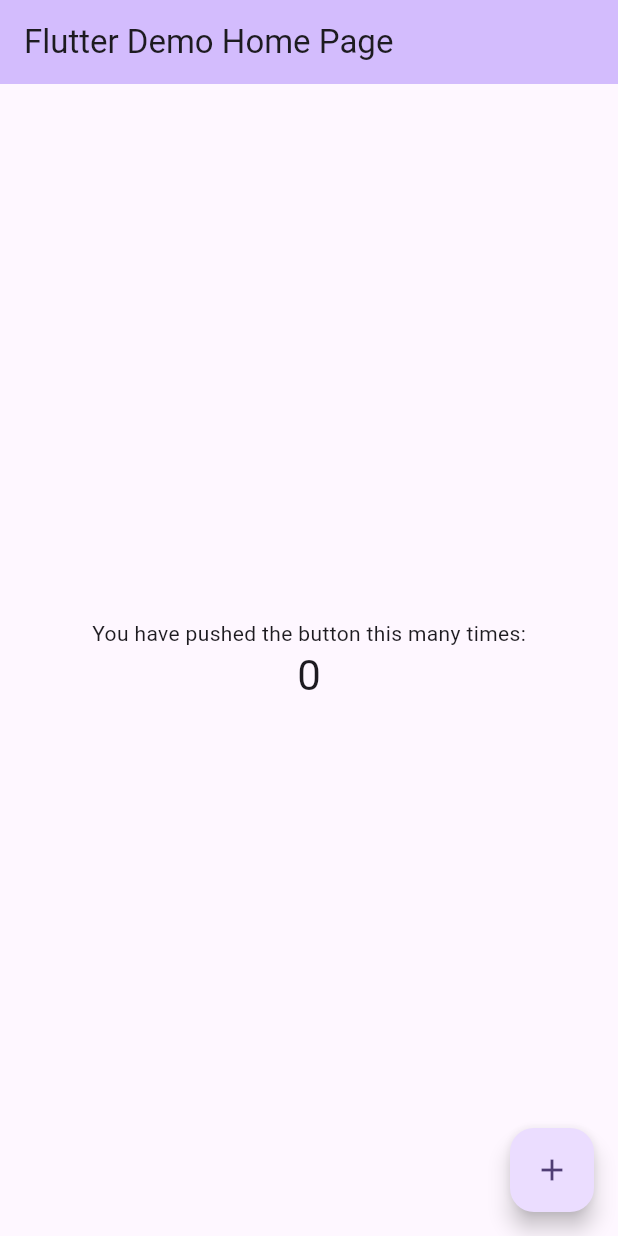
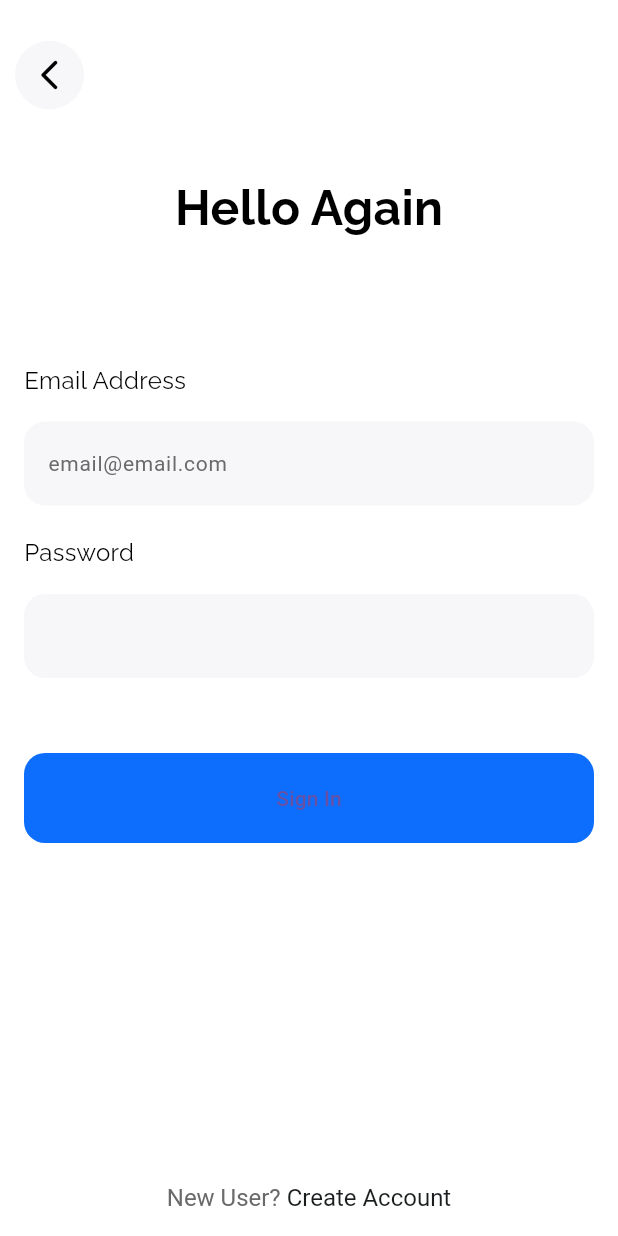
Before and after one commit to Saybuh/CatCare, a Flutter app: the screen it shows after launch, on a phone screen of 412 x 824 dp. Run offline on Flutter 3.47's test engine with Material 3 defaults, Android fonts, the phone set to English and light mode, and no system bars; our stand-ins replace cloud_firestore, firebase_auth, firebase_core, fluttertoast, google_fonts; accounts and stored records are empty.

Commit message:
login and sign up pages

```diff
--- a/catcare_flutter2/lib/main.dart
+++ b/catcare_flutter2/lib/main.dart
@@ -1,125 +1,29 @@
+import 'package:catcare_flutter2/firebase_options.dart';
+import 'package:catcare_flutter2/pages/login/login.dart';
+import 'package:catcare_flutter2/pages/signup/signup.dart';
+import 'package:firebase_core/firebase_core.dart';
 import 'package:flutter/material.dart';
+import 'package:cloud_firestore/cloud_firestore.dart';
 
-void main() {
-  runApp(const MyApp());
+Future<void> main() async {
+  WidgetsFlutterBinding.ensureInitialized();
+
+  await Firebase.initializeApp(options: DefaultFirebaseOptions.currentPlatform);
+  runApp(MyApp());
 }
 
 class MyApp extends StatelessWidget {
   const MyApp({super.key});
 
-  // This widget is the root of your application.
+  // ignore: empty_constructor_bodies
   @override
   Widget build(BuildContext context) {
     return MaterialApp(
-      title: 'Flutter Demo',
+      title: 'CatCare',
       theme: ThemeData(
-        // This is the theme of your application.
-        //
-        // TRY THIS: Try running your application with "flutter run". You'll see
-        // the application has a purple toolbar. Then, without quitting the app,
-        // try changing the seedColor in the colorScheme below to Colors.green
-        // and then invoke "hot reload" (save your changes or press the "hot
-        // reload" button in a Flutter-supported IDE, or press "r" if you used
-        // the command line to start the app).
-        //
-        // Notice that the counter didn't reset back to zero; the application
-        // state is not lost during the reload. To reset the state, use hot
-        // restart instead.
-        //
-        // This works for code too, not just values: Most code changes can be
-        // tested with just a hot reload.
-        colorScheme: ColorScheme.fromSeed(seedColor: Colors.deepPurple),
-        useMaterial3: true,
+        primarySwatch: Colors.blue,
       ),
-      home: const MyHomePage(title: 'Flutter Demo Home Page'),
+      home: Login(),
     );
   }
 }
-
-class MyHomePage extends StatefulWidget {
-  const MyHomePage({super.key, required this.title});
-
-  // This widget is the home page of your application. It is stateful, meaning
-  // that it has a State object (defined below) that contains fields that affect
-  // how it looks.
-
-  // This class is the configuration for the state. It holds the values (in this
-  // case the title) provided by the parent (in this case the App widget) and
-  // used by the build method of the State. Fields in a Widget subclass are
-  // always marked "final".
-
-  final String title;
-
-  @override
-  State<MyHomePage> createState() => _MyHomePageState();
-}
-
-class _MyHomePageState extends State<MyHomePage> {
-  int _counter = 0;
-
-  void _incrementCounter() {
-    setState(() {
-      // This call to setState tells the Flutter framework that something has
-      // changed in this State, which causes it to rerun the build method below
-      // so that the display can reflect the updated values. If we changed
-      // _counter without calling setState(), then the build method would not be
-      // called again, and so nothing would appear to happen.
-      _counter++;
-    });
-  }
-
-  @override
-  Widget build(BuildContext context) {
-    // This method is rerun every time setState is called, for instance as done
-    // by the _incrementCounter method above.
-    //
-    // The Flutter framework has been optimized to make rerunning build methods
-    // fast, so that you can just rebuild anything that needs updating rather
-    // than having to individually change instances of widgets.
-    return Scaffold(
-      appBar: AppBar(
-        // TRY THIS: Try changing the color here to a specific color (to
-        // Colors.amber, perhaps?) and trigger a hot reload to see the AppBar
-        // change color while the other colors stay the same.
-        backgroundColor: Theme.of(context).colorScheme.inversePrimary,
-        // Here we take the value from the MyHomePage object that was created by
-        // the App.build method, and use it to set our appbar title.
-        title: Text(widget.title),
-      ),
-      body: Center(
-        // Center is a layout widget. It takes a single child and positions it
-        // in the middle of the parent.
-        child: Column(
-          // Column is also a layout widget. It takes a list of children and
-          // arranges them vertically. By default, it sizes itself to fit its
-          // children horizontally, and tries to be as tall as its parent.
-          //
-          // Column has various properties to control how it sizes itself and
-          // how it positions its children. Here we use mainAxisAlignment to
-          // center the children vertically; the main axis here is the vertical
-          // axis because Columns are vertical (the cross axis would be
-          // horizontal).
-          //
-          // TRY THIS: Invoke "debug painting" (choose the "Toggle Debug Paint"
-          // action in the IDE, or press "p" in the console), to see the
-          // wireframe for each widget.
-          mainAxisAlignment: MainAxisAlignment.center,
-          children: <Widget>[
-            const Text(
-              'You have pushed the button this many times:',
-            ),
-            Text(
-              '$_counter',
-              style: Theme.of(context).textTheme.headlineMedium,
-            ),
-          ],
-        ),
-      ),
-      floatingActionButton: FloatingActionButton(
-        onPressed: _incrementCounter,
-        tooltip: 'Increment',
-        child: const Icon(Icons.add),
-      ), // This trailing comma makes auto-formatting nicer for build methods.
-    );
-  }
-}
--- /dev/null
+++ b/catcare_flutter2/lib/pages/login/login.dart
@@ -0,0 +1,188 @@
+import 'package:catcare_flutter2/pages/signup/signup.dart';
+import 'package:catcare_flutter2/services/auth_service.dart';
+import 'package:flutter/gestures.dart';
+import 'package:flutter/material.dart';
+import 'package:google_fonts/google_fonts.dart';
+
+class Login extends StatelessWidget {
+  Login({super.key});
+
+  final TextEditingController _emailController = TextEditingController();
+  final TextEditingController _passwordController = TextEditingController();
+
+  @override
+  Widget build(BuildContext context) {
+    return Scaffold(
+      backgroundColor: Colors.white,
+      resizeToAvoidBottomInset: true,
+      bottomNavigationBar: _signup(context),
+      appBar: AppBar(
+        backgroundColor: Colors.transparent,
+        elevation: 0,
+        toolbarHeight: 100,
+        leading: GestureDetector(
+          onTap: () {
+            Navigator.pop(context);
+          },
+          child: Container(
+            margin: const EdgeInsets.only(left: 10),
+            decoration: const BoxDecoration(
+                color: Color(0xffF7F7F9), shape: BoxShape.circle),
+            child: const Center(
+              child: Icon(
+                Icons.arrow_back_ios_new_rounded,
+                color: Colors.black,
+              ),
+            ),
+          ),
+        ),
+      ),
+      body: SafeArea(
+        child: SingleChildScrollView(
+          padding: const EdgeInsets.symmetric(horizontal: 16, vertical: 16),
+          child: Column(
+            mainAxisAlignment: MainAxisAlignment.start,
+            children: [
+              Center(
+                child: Text(
+                  'Hello Again',
+                  style: GoogleFonts.raleway(
+                      textStyle: const TextStyle(
+                          color: Colors.black,
+                          fontWeight: FontWeight.bold,
+                          fontSize: 32)),
+                ),
+              ),
+              const SizedBox(
+                height: 80,
+              ),
+              _emailAddress(),
+              const SizedBox(
+                height: 20,
+              ),
+              _password(),
+              const SizedBox(
+                height: 50,
+              ),
+              _signin(context),
+            ],
+          ),
+        ),
+      ),
+    );
+  }
+
+  Widget _emailAddress() {
+    return Column(
+      mainAxisAlignment: MainAxisAlignment.start,
+      crossAxisAlignment: CrossAxisAlignment.start,
+      children: [
+        Text(
+          'Email Address',
+          style: GoogleFonts.raleway(
+              textStyle: const TextStyle(
+                  color: Colors.black,
+                  fontWeight: FontWeight.normal,
+                  fontSize: 16)),
+        ),
+        const SizedBox(
+          height: 16,
+        ),
+        TextField(
+          controller: _emailController,
+          decoration: InputDecoration(
+              filled: true,
+              hintText: 'email@email.com',
+              hintStyle: const TextStyle(
+                  color: Color(0xff6A6A6A),
+                  fontWeight: FontWeight.normal,
+                  fontSize: 14),
+              fillColor: const Color(0xffF7F7F9),
+              border: OutlineInputBorder(
+                  borderSide: BorderSide.none,
+                  borderRadius: BorderRadius.circular(14))),
+        )
+      ],
+    );
+  }
+
+  Widget _password() {
+    return Column(
+      mainAxisAlignment: MainAxisAlignment.start,
+      crossAxisAlignment: CrossAxisAlignment.start,
+      children: [
+        Text(
+          'Password',
+          style: GoogleFonts.raleway(
+              textStyle: const TextStyle(
+                  color: Colors.black,
+                  fontWeight: FontWeight.normal,
+                  fontSize: 16)),
+        ),
+        const SizedBox(
+          height: 16,
+        ),
+        TextField(
+          obscureText: true,
+          controller: _passwordController,
+          decoration: InputDecoration(
+              filled: true,
+              fillColor: const Color(0xffF7F7F9),
+              border: OutlineInputBorder(
+                  borderSide: BorderSide.none,
+                  borderRadius: BorderRadius.circular(14))),
+        )
+      ],
+    );
+  }
+
+  Widget _signin(BuildContext context) {
+    return ElevatedButton(
+      style: ElevatedButton.styleFrom(
+        backgroundColor: const Color(0xff0D6EFD),
+        shape: RoundedRectangleBorder(
+          borderRadius: BorderRadius.circular(14),
+        ),
+        minimumSize: const Size(double.infinity, 60),
+        elevation: 0,
+      ),
+      onPressed: () async {
+        await AuthService().signin(
+            email: _emailController.text,
+            password: _passwordController.text,
+            context: context);
+      },
+      child: const Text("Sign In"),
+    );
+  }
+
+  Widget _signup(BuildContext context) {
+    return Padding(
+      padding: const EdgeInsets.only(bottom: 16),
+      child: RichText(
+          textAlign: TextAlign.center,
+          text: TextSpan(children: [
+            const TextSpan(
+              text: "New User? ",
+              style: TextStyle(
+                  color: Color(0xff6A6A6A),
+                  fontWeight: FontWeight.normal,
+                  fontSize: 16),
+            ),
+            TextSpan(
+                text: "Create Account",
+                style: const TextStyle(
+                    color: Color(0xff1A1D1E),
+                    fontWeight: FontWeight.normal,
+                    fontSize: 16),
+                recognizer: TapGestureRecognizer()
+                  ..onTap = () {
+                    Navigator.push(
+                      context,
+                      MaterialPageRoute(builder: (context) => Signup()),
+                    );
+                  }),
+          ])),
+    );
+  }
+}
--- /dev/null
+++ b/catcare_flutter2/lib/services/auth_service.dart
@@ -0,0 +1,73 @@
+import 'package:firebase_auth/firebase_auth.dart';
+import 'package:flutter/material.dart';
+import 'package:fluttertoast/fluttertoast.dart';
+
+import '../pages/home/home.dart';
+import '../pages/login/login.dart';
+
+class AuthService {
+  Future<void> signup(
+      {required String email,
+      required String password,
+      required BuildContext context}) async {
+    try {
+      await FirebaseAuth.instance
+          .createUserWithEmailAndPassword(email: email, password: password);
+
+      await Future.delayed(const Duration(seconds: 1));
+      Navigator.pushReplacement(context,
+          MaterialPageRoute(builder: (BuildContext context) => const Home()));
+    } on FirebaseAuthException catch (e) {
+      String message = '';
+      if (e.code == 'weak-password') {
+        message = 'The password provided is too weak.';
+      } else if (e.code == 'email-already-in-use') {
+        message = 'An account already exists with that email.';
+      }
+      Fluttertoast.showToast(
+        msg: message,
+        toastLength: Toast.LENGTH_LONG,
+        gravity: ToastGravity.SNACKBAR,
+        backgroundColor: Colors.black54,
+        textColor: Colors.white,
+        fontSize: 14.0,
+      );
+    } catch (e) {}
+  }
+
+  Future<void> signin(
+      {required String email,
+      required String password,
+      required BuildContext context}) async {
+    try {
+      await FirebaseAuth.instance
+          .signInWithEmailAndPassword(email: email, password: password);
+
+      await Future.delayed(const Duration(seconds: 1));
+      Navigator.pushReplacement(context,
+          MaterialPageRoute(builder: (BuildContext context) => const Home()));
+    } on FirebaseAuthException catch (e) {
+      String message = '';
+      if (e.code == 'invalid-email') {
+        message = 'No user found for that email.';
+      } else if (e.code == 'invalid-credential') {
+        message = 'Wrong password provided for that user.';
+      }
+      Fluttertoast.showToast(
+        msg: message,
+        toastLength: Toast.LENGTH_LONG,
+        gravity: ToastGravity.SNACKBAR,
+        backgroundColor: Colors.black54,
+        textColor: Colors.white,
+        fontSize: 14.0,
+      );
+    } catch (e) {}
+  }
+
+  Future<void> signout({required BuildContext context}) async {
+    await FirebaseAuth.instance.signOut();
+    await Future.delayed(const Duration(seconds: 1));
+    Navigator.pushReplacement(
+        context, MaterialPageRoute(builder: (BuildContext context) => Login()));
+  }
+}
--- a/catcare_flutter2/pubspec.yaml
+++ b/catcare_flutter2/pubspec.yaml
@@ -38,6 +38,8 @@ dependencies:
   firebase_core: ^3.1.1
   firebase_auth: ^5.1.1
   cloud_firestore: ^5.0.2
+  google_fonts: ^6.2.1
+  fluttertoast: ^8.2.6
 
 dev_dependencies:
   flutter_test:
```
Also changed, not shown: catcare_flutter2/lib/pages/home/home.dart (added, +65 -0 lines), catcare_flutter2/lib/pages/signup/signup.dart (added, +170 -0 lines), catcare_flutter2/pubspec.lock, 3 other files.
